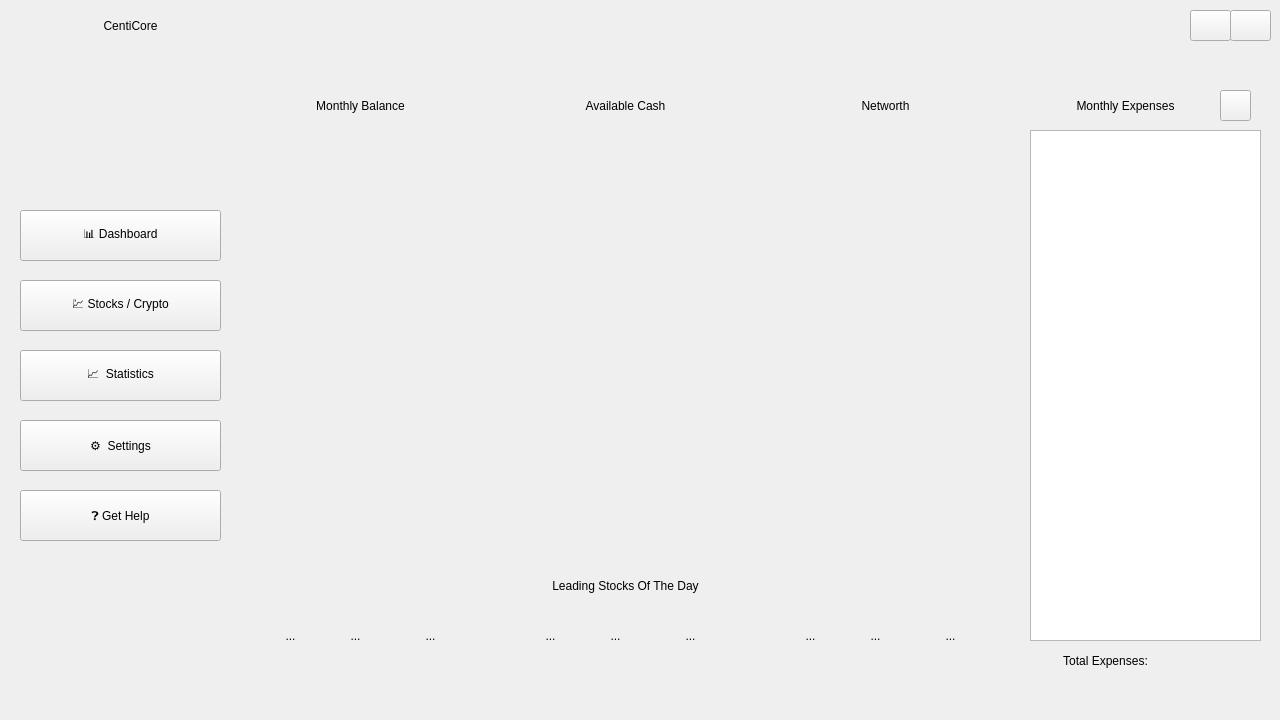
Old version of the form src/view/ui/main_page.ui in the repository OmerElmaliach/CentiCore.
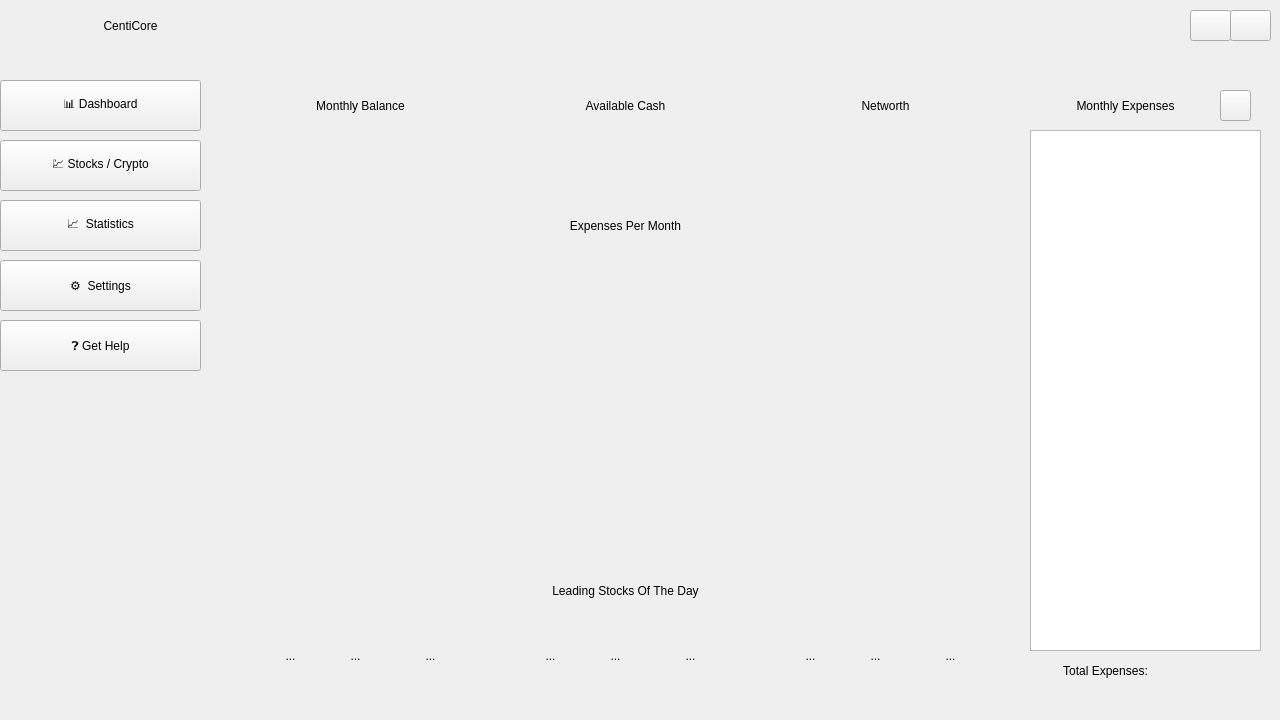
New version of the form. Icons and pictures are not drawn.

Commit message: Main and asset pages refactor

The edit to the form file:
```diff
--- a/src/view/ui/main_page.ui
+++ b/src/view/ui/main_page.ui
@@ -47,10 +47,10 @@
    <widget class="QWidget" name="pageWidget" native="true">
     <property name="geometry">
      <rect>
-      <x>20</x>
-      <y>200</y>
+      <x>0</x>
+      <y>50</y>
       <width>201</width>
-      <height>351</height>
+      <height>671</height>
      </rect>
     </property>
     <property name="autoFillBackground">
@@ -60,7 +60,7 @@
      <property name="geometry">
       <rect>
        <x>0</x>
-       <y>10</y>
+       <y>30</y>
        <width>201</width>
        <height>51</height>
       </rect>
@@ -73,7 +73,7 @@
      <property name="geometry">
       <rect>
        <x>0</x>
-       <y>80</y>
+       <y>90</y>
        <width>201</width>
        <height>51</height>
       </rect>
@@ -99,7 +99,7 @@
      <property name="geometry">
       <rect>
        <x>0</x>
-       <y>220</y>
+       <y>210</y>
        <width>201</width>
        <height>51</height>
       </rect>
@@ -112,7 +112,7 @@
      <property name="geometry">
       <rect>
        <x>0</x>
-       <y>290</y>
+       <y>270</y>
        <width>201</width>
        <height>51</height>
       </rect>
@@ -225,6 +225,25 @@
       <height>351</height>
      </rect>
     </property>
+    <widget class="QLabel" name="graphTxt">
+     <property name="geometry">
+      <rect>
+       <x>0</x>
+       <y>0</y>
+       <width>771</width>
+       <height>51</height>
+      </rect>
+     </property>
+     <property name="text">
+      <string>Expenses Per Month</string>
+     </property>
+     <property name="scaledContents">
+      <bool>false</bool>
+     </property>
+     <property name="alignment">
+      <set>Qt::AlignCenter</set>
+     </property>
+    </widget>
    </widget>
    <widget class="QWidget" name="statsWidget" native="true">
     <property name="geometry">
@@ -329,7 +348,7 @@
       <x>1030</x>
       <y>80</y>
       <width>231</width>
-      <height>601</height>
+      <height>611</height>
      </rect>
     </property>
     <widget class="QLabel" name="expensesLabel">
@@ -352,7 +371,7 @@
      <property name="geometry">
       <rect>
        <x>20</x>
-       <y>560</y>
+       <y>570</y>
        <width>111</width>
        <height>41</height>
       </rect>
@@ -368,7 +387,7 @@
      <property name="geometry">
       <rect>
        <x>150</x>
-       <y>560</y>
+       <y>570</y>
        <width>81</width>
        <height>41</height>
       </rect>
@@ -409,7 +428,7 @@
        <x>0</x>
        <y>50</y>
        <width>231</width>
-       <height>511</height>
+       <height>521</height>
       </rect>
      </property>
      <property name="editTriggers">
@@ -421,7 +440,7 @@
     <property name="geometry">
      <rect>
       <x>240</x>
-      <y>560</y>
+      <y>570</y>
       <width>771</width>
       <height>121</height>
      </rect>
@@ -430,7 +449,7 @@
      <property name="geometry">
       <rect>
        <x>10</x>
-       <y>50</y>
+       <y>60</y>
        <width>231</width>
        <height>51</height>
       </rect>
@@ -497,7 +516,7 @@
      <property name="geometry">
       <rect>
        <x>270</x>
-       <y>50</y>
+       <y>60</y>
        <width>231</width>
        <height>51</height>
       </rect>
@@ -564,7 +583,7 @@
      <property name="geometry">
       <rect>
        <x>530</x>
-       <y>50</y>
+       <y>60</y>
        <width>231</width>
        <height>51</height>
       </rect>
@@ -630,10 +649,10 @@
     <widget class="QLabel" name="leadTxt">
      <property name="geometry">
       <rect>
-       <x>270</x>
+       <x>0</x>
        <y>0</y>
-       <width>231</width>
-       <height>51</height>
+       <width>771</width>
+       <height>41</height>
       </rect>
      </property>
      <property name="text">
```
Left out of the diff: 9 changed lines with no effect on the pictures. The commit also changes 7 other files.
